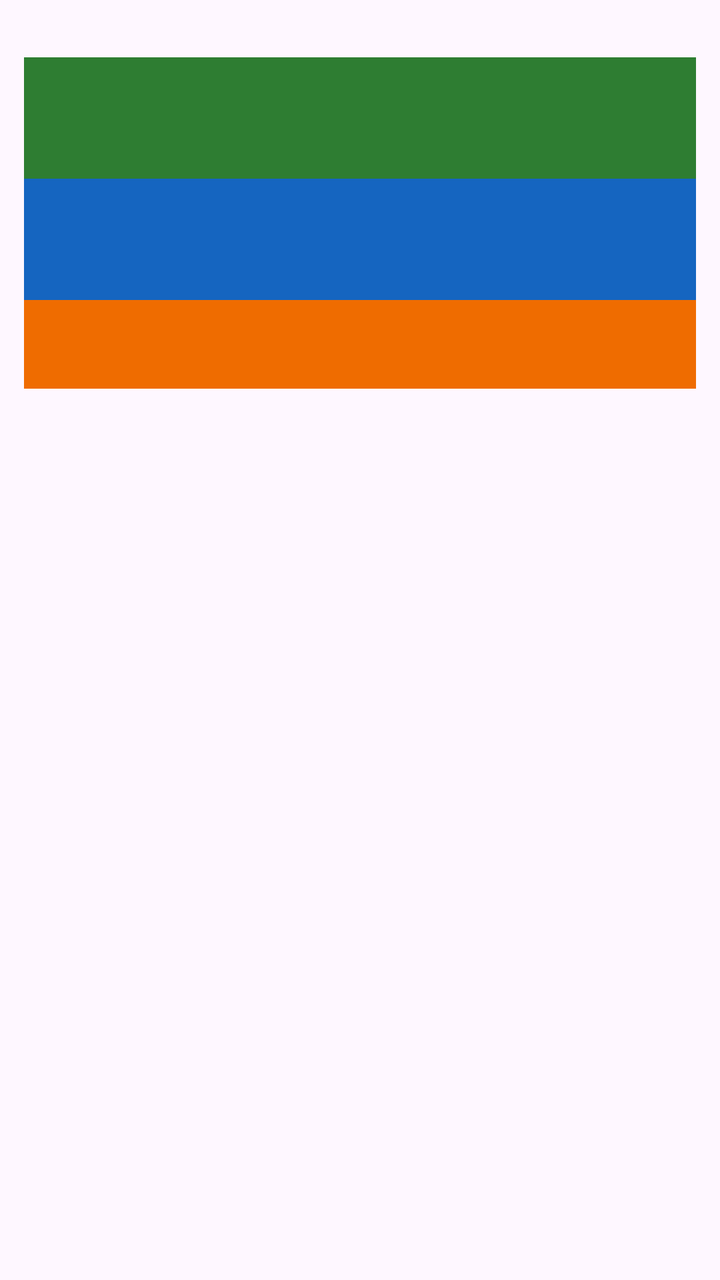
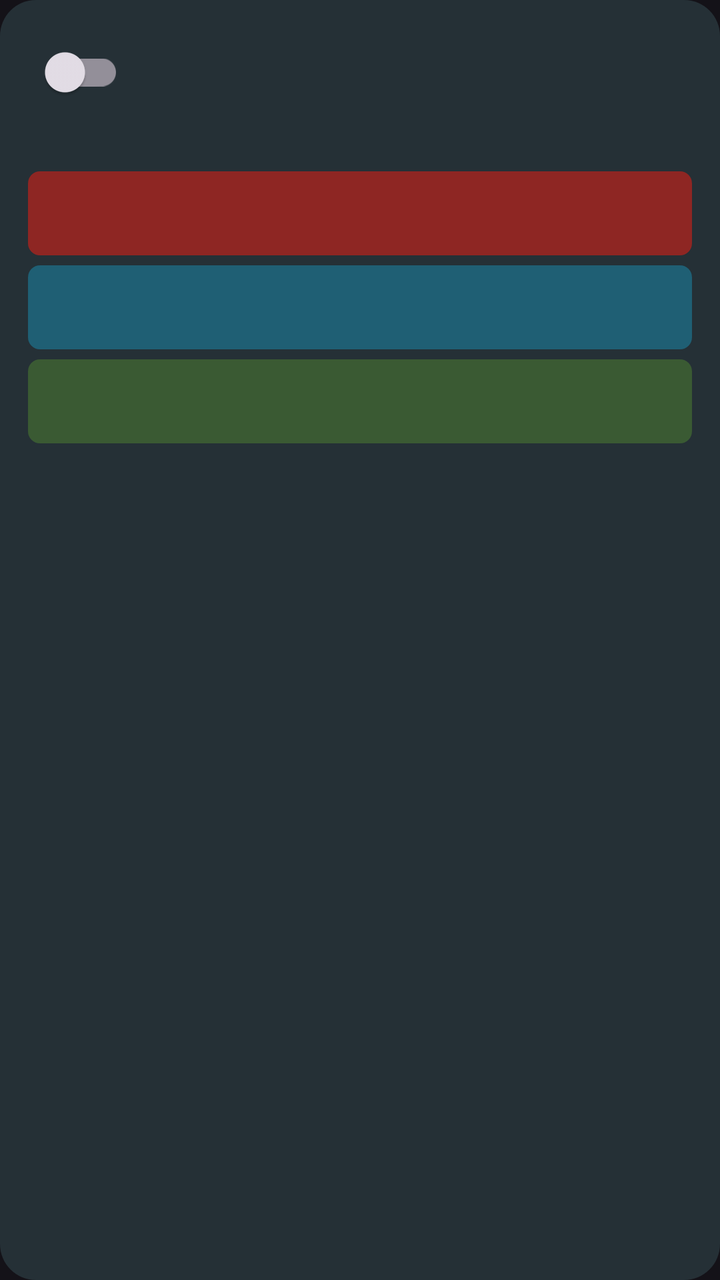

Two renders of the same Android screen: before a commit and after it. Below are the layout's source before the change and the commit's diff.
<!-- AndroidManifest.xml: application theme Theme.AutoDroid -->
<!-- res/layout/item_macro.xml -->
<?xml version="1.0" encoding="utf-8"?>
<LinearLayout xmlns:android="http://schemas.android.com/apk/res/android"
    android:layout_width="match_parent"
    android:layout_height="wrap_content"
    android:orientation="vertical"
    android:paddingStart="12dp"
    android:paddingEnd="12dp"
    android:paddingTop="6dp">

    <TextView
        android:id="@+id/macro_name"
        android:layout_width="match_parent"
        android:layout_height="wrap_content"
        android:paddingStart="4dp"
        android:paddingEnd="4dp"
        android:textColor="@color/md_disabled_gray"
        android:textSize="17sp"
        android:textStyle="bold" />

    <LinearLayout
        android:id="@+id/block_trigger"
        android:layout_width="match_parent"
        android:layout_height="wrap_content"
        android:background="@color/md_trigger_green"
        android:orientation="vertical"
        android:padding="12dp">

        <TextView
            android:id="@+id/trigger_type"
            android:layout_width="match_parent"
            android:layout_height="wrap_content"
            android:textColor="@android:color/white"
            android:textSize="12sp"
            android:textStyle="bold" />

        <TextView
            android:id="@+id/trigger_value"
            android:layout_width="match_parent"
            android:layout_height="wrap_content"
            android:textColor="@android:color/white"
            android:textSize="15sp" />
    </LinearLayout>

    <LinearLayout
        android:id="@+id/block_actions"
        android:layout_width="match_parent"
        android:layout_height="wrap_content"
        android:background="@color/md_action_blue"
        android:orientation="vertical"
        android:padding="12dp">

        <TextView
            android:id="@+id/action_type"
            android:layout_width="match_parent"
            android:layout_height="wrap_content"
            android:textColor="@android:color/white"
            android:textSize="12sp"
            android:textStyle="bold" />

        <TextView
            android:id="@+id/action_value"
            android:layout_width="match_parent"
            android:layout_height="wrap_content"
            android:textColor="@android:color/white"
            android:textSize="15sp" />
    </LinearLayout>

    <LinearLayout
        android:id="@+id/block_constraints"
        android:layout_width="match_parent"
        android:layout_height="wrap_content"
        android:background="@color/md_constraint_orange"
        android:orientation="vertical"
        android:padding="12dp">

        <TextView
            android:id="@+id/constraint_count"
            android:layout_width="match_parent"
            android:layout_height="wrap_content"
            android:textColor="@android:color/white"
            android:textSize="15sp" />
    </LinearLayout>

    <TextView
        android:id="@+id/macro_status"
        android:layout_width="match_parent"
        android:layout_height="wrap_content"
        android:paddingStart="4dp"
        android:paddingEnd="4dp"
        android:paddingTop="2dp"
        android:textSize="12sp" />
</LinearLayout>
<!-- resources referenced by this layout -->
<resources>
  <color name="md_action_blue">#FF1565C0</color>
  <color name="md_constraint_orange">#FFEF6C00</color>
  <color name="md_disabled_gray">#FF9E9E9E</color>
  <color name="md_trigger_green">#FF2E7D32</color>
  <style name="Theme.AutoDroid" parent="Theme.Material3.DayNight.NoActionBar" />
</resources>

<!-- the commit's change to res/layout/item_macro.xml (unified diff, before → after) -->
@@ -2,91 +2,101 @@
 <LinearLayout xmlns:android="http://schemas.android.com/apk/res/android"
     android:layout_width="match_parent"
     android:layout_height="wrap_content"
+    android:layout_marginBottom="10dp"
+    android:background="@drawable/macro_card_bg"
     android:orientation="vertical"
-    android:paddingStart="12dp"
-    android:paddingEnd="12dp"
-    android:paddingTop="6dp">
+    android:paddingStart="14dp"
+    android:paddingEnd="14dp"
+    android:paddingTop="12dp"
+    android:paddingBottom="12dp">
+
+    <LinearLayout
+        android:layout_width="match_parent"
+        android:layout_height="wrap_content"
+        android:gravity="center_vertical"
+        android:orientation="horizontal">
+
+        <androidx.appcompat.widget.SwitchCompat
+            android:id="@+id/macro_switch"
+            android:layout_width="wrap_content"
+            android:layout_height="wrap_content"
+            android:layout_marginEnd="10dp" />
+
+        <TextView
+            android:id="@+id/macro_name"
+            android:layout_width="0dp"
+            android:layout_height="wrap_content"
+            android:layout_weight="1"
+            android:textColor="@android:color/white"
+            android:textSize="17sp"
+            android:textStyle="bold" />
+    </LinearLayout>
 
     <TextView
-        android:id="@+id/macro_name"
+        android:id="@+id/macro_last_run"
         android:layout_width="match_parent"
         android:layout_height="wrap_content"
-        android:paddingStart="4dp"
-        android:paddingEnd="4dp"
-        android:textColor="@color/md_disabled_gray"
-        android:textSize="17sp"
-        android:textStyle="bold" />
+        android:layout_marginTop="3dp"
+        android:textColor="#FFAFC0C8"
+        android:textSize="11sp" />
 
     <LinearLayout
         android:id="@+id/block_trigger"
         android:layout_width="match_parent"
         android:layout_height="wrap_content"
-        android:background="@color/md_trigger_green"
-        android:orientation="vertical"
-        android:padding="12dp">
-
-        <TextView
-            android:id="@+id/trigger_type"
-            android:layout_width="match_parent"
-            android:layout_height="wrap_content"
-            android:textColor="@android:color/white"
-            android:textSize="12sp"
-            android:textStyle="bold" />
+        android:layout_marginTop="8dp"
+        android:background="@drawable/bg_block_trigger"
+        android:gravity="center_vertical"
+        android:minHeight="42dp"
+        android:orientation="horizontal"
+        android:paddingStart="12dp"
+        android:paddingEnd="12dp">
 
         <TextView
             android:id="@+id/trigger_value"
             android:layout_width="match_parent"
             android:layout_height="wrap_content"
             android:textColor="@android:color/white"
-            android:textSize="15sp" />
+            android:textSize="14sp" />
     </LinearLayout>
 
     <LinearLayout
         android:id="@+id/block_actions"
         android:layout_width="match_parent"
         android:layout_height="wrap_content"
-        android:background="@color/md_action_blue"
-        android:orientation="vertical"
-        android:padding="12dp">
-
-        <TextView
-            android:id="@+id/action_type"
-            android:layout_width="match_parent"
-            android:layout_height="wrap_content"
-            android:textColor="@android:color/white"
-            android:textSize="12sp"
-            android:textStyle="bold" />
+        android:layout_marginTop="5dp"
+        android:background="@drawable/bg_block_action"
+        android:gravity="center_vertical"
+        android:minHeight="42dp"
+        android:orientation="horizontal"
+        android:paddingStart="12dp"
+        android:paddingEnd="12dp">
 
         <TextView
             android:id="@+id/action_value"
             android:layout_width="match_parent"
             android:layout_height="wrap_content"
             android:textColor="@android:color/white"
-            android:textSize="15sp" />
+            android:textSize="14sp" />
     </LinearLayout>
 
     <LinearLayout
         android:id="@+id/block_constraints"
         android:layout_width="match_parent"
         android:layout_height="wrap_content"
-        android:background="@color/md_constraint_orange"
-        android:orientation="vertical"
-        android:padding="12dp">
+        android:layout_marginTop="5dp"
+        android:background="@drawable/bg_block_constraint"
+        android:gravity="center_vertical"
+        android:minHeight="42dp"
+        android:orientation="horizontal"
+        android:paddingStart="12dp"
+        android:paddingEnd="12dp">
 
         <TextView
             android:id="@+id/constraint_count"
             android:layout_width="match_parent"
             android:layout_height="wrap_content"
             android:textColor="@android:color/white"
-            android:textSize="15sp" />
+            android:textSize="14sp" />
     </LinearLayout>
-
-    <TextView
-        android:id="@+id/macro_status"
-        android:layout_width="match_parent"
-        android:layout_height="wrap_content"
-        android:paddingStart="4dp"
-        android:paddingEnd="4dp"
-        android:paddingTop="2dp"
-        android:textSize="12sp" />
 </LinearLayout>
<!-- resource entries referenced after the edit -->
@@ -1,9 +1,34 @@
 <!-- resources referenced by this layout -->
 <resources>
-  <color name="md_action_blue">#FF1565C0</color>
-  <color name="md_constraint_orange">#FFEF6C00</color>
-  <color name="md_disabled_gray">#FF9E9E9E</color>
-  <color name="md_trigger_green">#FF2E7D32</color>
-  <style name="Theme.AutoDroid" parent="Theme.Material3.DayNight.NoActionBar" />
+  <!-- drawable bg_block_action (drawable) -->
+  <?xml version="1.0" encoding="utf-8"?>
+  <shape xmlns:android="http://schemas.android.com/apk/res/android" android:shape="rectangle">
+      <solid android:color="#FF1F5F74" />
+      <corners android:radius="6dp" />
+  </shape>
+  <!-- drawable bg_block_constraint (drawable) -->
+  <?xml version="1.0" encoding="utf-8"?>
+  <shape xmlns:android="http://schemas.android.com/apk/res/android" android:shape="rectangle">
+      <solid android:color="#FF3A5A33" />
+      <corners android:radius="6dp" />
+  </shape>
+  <!-- drawable bg_block_trigger (drawable) -->
+  <?xml version="1.0" encoding="utf-8"?>
+  <shape xmlns:android="http://schemas.android.com/apk/res/android" android:shape="rectangle">
+      <solid android:color="#FF8E2623" />
+      <corners android:radius="6dp" />
+  </shape>
+  <!-- drawable macro_card_bg (drawable) -->
+  <?xml version="1.0" encoding="utf-8"?>
+  <shape xmlns:android="http://schemas.android.com/apk/res/android" android:shape="rectangle">
+      <solid android:color="#FF253036" />
+      <corners android:radius="18dp" />
+  </shape>
+  <style name="Theme.AutoDroid" parent="Theme.Material3.Dark.NoActionBar">
+          <item name="colorPrimary">#FF00BCD4</item>
+          <item name="android:statusBarColor">#FF152229</item>
+          <item name="android:navigationBarColor">#FF182B33</item>
+          <item name="android:windowLightStatusBar">false</item>
+      </style>
 </resources>
 
